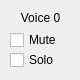
yupferris/snes-apu-dbg, file VoiceViewer.ui: the form before one commit.
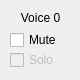
The form after the commit.

Commit message: Disabled solo buttons as they don't work yet

What changed in the file:
```diff
--- a/VoiceViewer.ui
+++ b/VoiceViewer.ui
@@ -43,6 +43,9 @@
    </property>
   </widget>
   <widget class="QCheckBox" name="solo">
+   <property name="enabled">
+    <bool>false</bool>
+   </property>
    <property name="geometry">
     <rect>
      <x>10</x>
```
